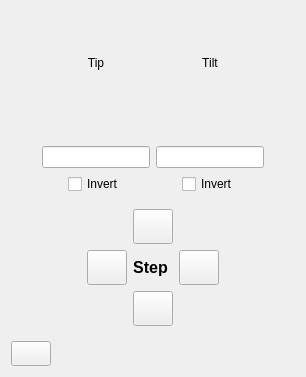
Old version of the form pcdsdevices/ui/SmarActTipTilt.embedded.ui in the repository pcdshub/pcdsdevices.
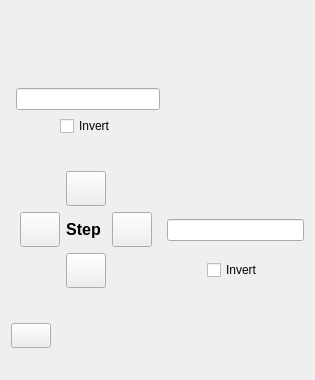
New version of the form. Custom widgets are drawn as their Qt base class.

Commit message: ENH: Change layout of indicators to be more intuitive

What changed in the file:
```diff
--- a/pcdsdevices/ui/SmarActTipTilt.embedded.ui
+++ b/pcdsdevices/ui/SmarActTipTilt.embedded.ui
@@ -6,8 +6,8 @@
    <rect>
     <x>0</x>
     <y>0</y>
-    <width>306</width>
-    <height>377</height>
+    <width>315</width>
+    <height>380</height>
    </rect>
   </property>
   <property name="sizePolicy">
@@ -38,8 +38,8 @@
    </item>
    <item>
     <layout class="QGridLayout" name="step_count_row">
-     <item row="1" column="0">
-      <spacer name="horizontalSpacer_2">
+     <item row="0" column="3">
+      <spacer name="horizontalSpacer">
        <property name="orientation">
         <enum>Qt::Horizontal</enum>
        </property>
@@ -51,53 +51,14 @@
        </property>
       </spacer>
      </item>
-     <item row="1" column="1">
-      <widget class="PyDMLabel" name="tip_step_count">
-       <property name="sizePolicy">
-        <sizepolicy hsizetype="MinimumExpanding" vsizetype="Fixed">
-         <horstretch>0</horstretch>
-         <verstretch>0</verstretch>
-        </sizepolicy>
-       </property>
-       <property name="minimumSize">
-        <size>
-         <width>0</width>
-         <height>25</height>
-        </size>
-       </property>
-       <property name="toolTip">
-        <string/>
-       </property>
-       <property name="alignment">
-        <set>Qt::AlignCenter</set>
-       </property>
-       <property name="precision" stdset="0">
-        <number>0</number>
-       </property>
-       <property name="showUnits" stdset="0">
-        <bool>false</bool>
-       </property>
-       <property name="precisionFromPV" stdset="0">
-        <bool>true</bool>
-       </property>
-       <property name="alarmSensitiveContent" stdset="0">
-        <bool>false</bool>
-       </property>
-       <property name="alarmSensitiveBorder" stdset="0">
-        <bool>true</bool>
-       </property>
-       <property name="PyDMToolTip" stdset="0">
-        <string>Total Step Count</string>
-       </property>
-       <property name="channel" stdset="0">
-        <string/>
-       </property>
-       <property name="enableRichText" stdset="0">
-        <bool>false</bool>
+     <item row="3" column="1" alignment="Qt::AlignHCenter">
+      <widget class="QCheckBox" name="invert_tilt">
+       <property name="text">
+        <string>Invert</string>
        </property>
       </widget>
      </item>
-     <item row="1" column="2">
+     <item row="0" column="1">
       <widget class="PyDMLabel" name="tilt_step_count">
        <property name="sizePolicy">
         <sizepolicy hsizetype="MinimumExpanding" vsizetype="Fixed">
@@ -143,7 +104,23 @@
        </property>
       </widget>
      </item>
-     <item row="3" column="2">
+     <item row="0" column="0">
+      <spacer name="horizontalSpacer_2">
+       <property name="orientation">
+        <enum>Qt::Horizontal</enum>
+       </property>
+       <property name="sizeType">
+        <enum>QSizePolicy::Fixed</enum>
+       </property>
+       <property name="sizeHint" stdset="0">
+        <size>
+         <width>5</width>
+         <height>10</height>
+        </size>
+       </property>
+      </spacer>
+     </item>
+     <item row="2" column="1">
       <widget class="PyDMLineEdit" name="tilt_step_size">
        <property name="sizePolicy">
         <sizepolicy hsizetype="Minimum" vsizetype="Fixed">
@@ -189,108 +166,11 @@
        </property>
       </widget>
      </item>
-     <item row="3" column="1">
-      <widget class="PyDMLineEdit" name="tip_step_size">
-       <property name="sizePolicy">
-        <sizepolicy hsizetype="MinimumExpanding" vsizetype="Fixed">
-         <horstretch>0</horstretch>
-         <verstretch>0</verstretch>
-        </sizepolicy>
-       </property>
-       <property name="toolTip">
-        <string/>
-       </property>
-       <property name="alignment">
-        <set>Qt::AlignCenter</set>
-       </property>
-       <property name="precision" stdset="0">
-        <number>0</number>
-       </property>
-       <property name="showUnits" stdset="0">
-        <bool>false</bool>
-       </property>
-       <property name="precisionFromPV" stdset="0">
-        <bool>true</bool>
-       </property>
-       <property name="alarmSensitiveContent" stdset="0">
-        <bool>false</bool>
-       </property>
-       <property name="alarmSensitiveBorder" stdset="0">
-        <bool>true</bool>
-       </property>
-       <property name="PyDMToolTip" stdset="0">
-        <string>Step Size</string>
-       </property>
-       <property name="monitorDisp" stdset="0">
-        <bool>false</bool>
-       </property>
-       <property name="channel" stdset="0">
-        <string/>
-       </property>
-      </widget>
-     </item>
-     <item row="0" column="1">
-      <widget class="QLabel" name="tip_label">
-       <property name="sizePolicy">
-        <sizepolicy hsizetype="Minimum" vsizetype="Preferred">
-         <horstretch>0</horstretch>
-         <verstretch>0</verstretch>
-        </sizepolicy>
-       </property>
-       <property name="text">
-        <string>Tip</string>
-       </property>
-       <property name="alignment">
-        <set>Qt::AlignCenter</set>
-       </property>
-      </widget>
-     </item>
-     <item row="0" column="2">
-      <widget class="QLabel" name="tilt_label">
-       <property name="sizePolicy">
-        <sizepolicy hsizetype="Minimum" vsizetype="Preferred">
-         <horstretch>0</horstretch>
-         <verstretch>0</verstretch>
-        </sizepolicy>
-       </property>
-       <property name="text">
-        <string>Tilt</string>
-       </property>
-       <property name="alignment">
-        <set>Qt::AlignCenter</set>
-       </property>
-      </widget>
-     </item>
-     <item row="1" column="4">
-      <spacer name="horizontalSpacer">
-       <property name="orientation">
-        <enum>Qt::Horizontal</enum>
-       </property>
-       <property name="sizeHint" stdset="0">
-        <size>
-         <width>5</width>
-         <height>10</height>
-        </size>
-       </property>
-      </spacer>
-     </item>
-     <item row="4" column="1" alignment="Qt::AlignHCenter">
-      <widget class="QCheckBox" name="invert_tip">
-       <property name="text">
-        <string>Invert</string>
-       </property>
-      </widget>
-     </item>
-     <item row="4" column="2" alignment="Qt::AlignHCenter">
-      <widget class="QCheckBox" name="invert_tilt">
-       <property name="text">
-        <string>Invert</string>
-       </property>
-      </widget>
-     </item>
     </layout>
    </item>
-   <item alignment="Qt::AlignHCenter">
+   <item>
+    <layout class="QHBoxLayout" name="horizontalLayout">
+     <item>
     <widget class="QWidget" name="embedded" native="true">
      <property name="sizePolicy">
       <sizepolicy hsizetype="Fixed" vsizetype="Fixed">
@@ -642,6 +522,121 @@
       </item>
      </layout>
     </widget>
+     </item>
+     <item>
+      <layout class="QGridLayout" name="tip_indicator_layout">
+       <item row="0" column="0">
+        <widget class="PyDMLabel" name="tip_step_count">
+         <property name="sizePolicy">
+          <sizepolicy hsizetype="MinimumExpanding" vsizetype="Fixed">
+           <horstretch>0</horstretch>
+           <verstretch>0</verstretch>
+          </sizepolicy>
+         </property>
+         <property name="minimumSize">
+          <size>
+           <width>0</width>
+           <height>25</height>
+          </size>
+         </property>
+         <property name="toolTip">
+          <string/>
+         </property>
+         <property name="alignment">
+          <set>Qt::AlignCenter</set>
+         </property>
+         <property name="precision" stdset="0">
+          <number>0</number>
+         </property>
+         <property name="showUnits" stdset="0">
+          <bool>false</bool>
+         </property>
+         <property name="precisionFromPV" stdset="0">
+          <bool>true</bool>
+         </property>
+         <property name="alarmSensitiveContent" stdset="0">
+          <bool>false</bool>
+         </property>
+         <property name="alarmSensitiveBorder" stdset="0">
+          <bool>true</bool>
+         </property>
+         <property name="PyDMToolTip" stdset="0">
+          <string>Total Step Count</string>
+         </property>
+         <property name="channel" stdset="0">
+          <string/>
+         </property>
+         <property name="enableRichText" stdset="0">
+          <bool>false</bool>
+         </property>
+        </widget>
+       </item>
+       <item row="1" column="0">
+        <widget class="PyDMLineEdit" name="tip_step_size">
+         <property name="sizePolicy">
+          <sizepolicy hsizetype="MinimumExpanding" vsizetype="Fixed">
+           <horstretch>0</horstretch>
+           <verstretch>0</verstretch>
+          </sizepolicy>
+         </property>
+         <property name="toolTip">
+          <string/>
+         </property>
+         <property name="alignment">
+          <set>Qt::AlignCenter</set>
+         </property>
+         <property name="precision" stdset="0">
+          <number>0</number>
+         </property>
+         <property name="showUnits" stdset="0">
+          <bool>false</bool>
+         </property>
+         <property name="precisionFromPV" stdset="0">
+          <bool>true</bool>
+         </property>
+         <property name="alarmSensitiveContent" stdset="0">
+          <bool>false</bool>
+         </property>
+         <property name="alarmSensitiveBorder" stdset="0">
+          <bool>true</bool>
+         </property>
+         <property name="PyDMToolTip" stdset="0">
+          <string>Step Size</string>
+         </property>
+         <property name="monitorDisp" stdset="0">
+          <bool>false</bool>
+         </property>
+         <property name="channel" stdset="0">
+          <string/>
+         </property>
+        </widget>
+       </item>
+       <item row="2" column="0" alignment="Qt::AlignHCenter">
+        <widget class="QCheckBox" name="invert_tip">
+         <property name="text">
+          <string>Invert</string>
+         </property>
+        </widget>
+       </item>
+       <item row="3" column="0">
+        <spacer name="verticalSpacer">
+         <property name="orientation">
+          <enum>Qt::Vertical</enum>
+         </property>
+         <property name="sizeType">
+          <enum>QSizePolicy::Fixed</enum>
+         </property>
+         <property name="sizeHint" stdset="0">
+          <size>
+           <width>40</width>
+           <height>3</height>
+          </size>
+         </property>
+        </spacer>
+       </item>
+      </layout>
+     </item>
+    </layout>
    </item>
    <item>
     <widget class="PyDMPushButton" name="settings_button">
```
Lines whose indentation alone changed are shown as unchanged.
